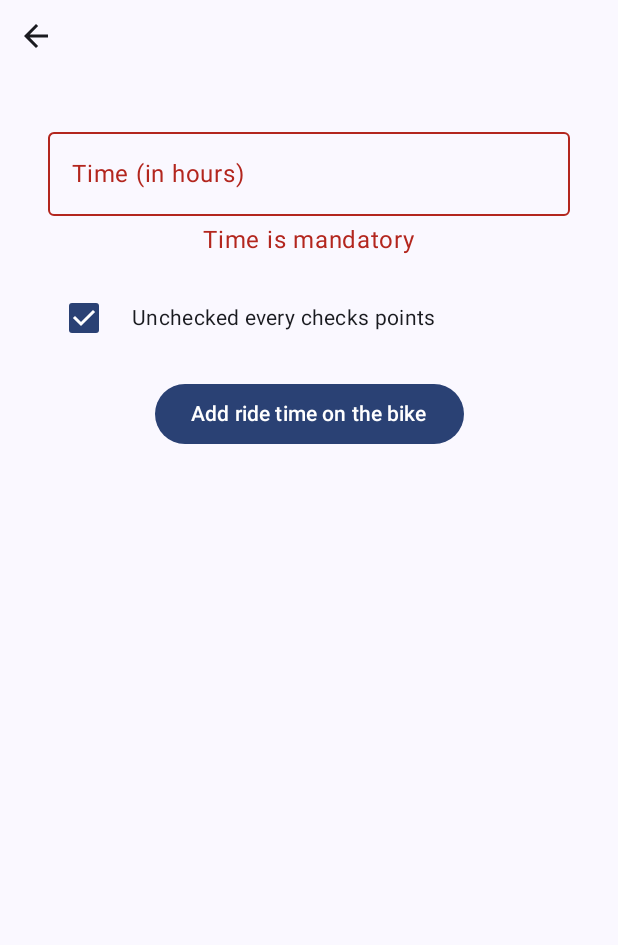
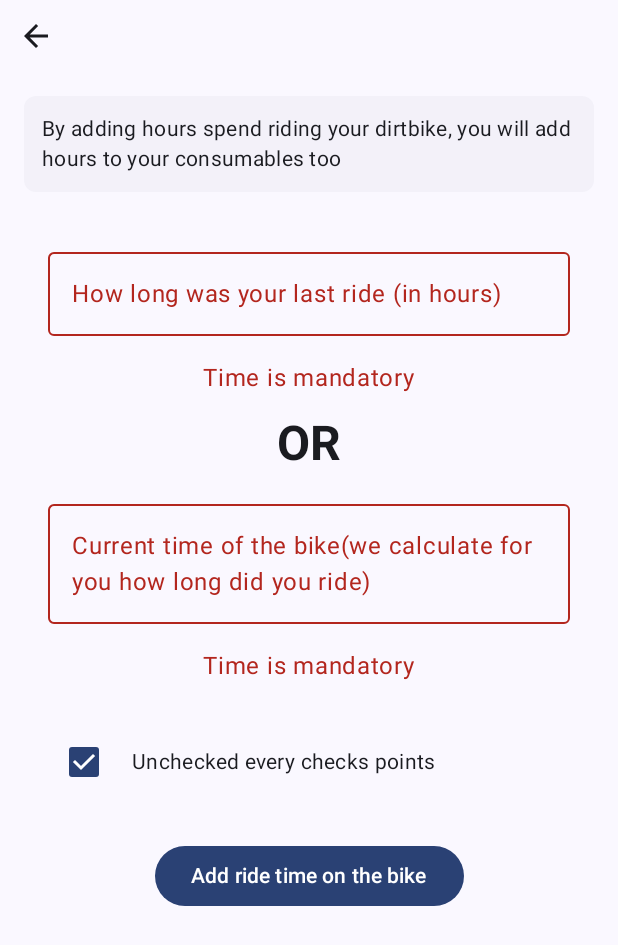
Before and after one commit to Z3nk/Motorcycle-Manager, an Android app built with Jetpack Compose: the composable AddHourScreen called with empty values, after a tap on "Add ride time on the bike", on a phone screen of 412 x 824 dp. Shown: the top 945 px of the screen. Run offline under Robolectric (Android 15) with nearby library versions, the phone set to English and light mode, and no system bars; our stand-ins replace Dagger/Hilt's generated code, Room's generated code; libraries missing offline, so code that uses them is left out: androidx.hilt.lifecycle.

Commit message:
feat(addHour): we can now define hour of the bike and we calculate hour riding for user

```diff
--- a/app/src/main/java/fr/zunkit/motorcyclemanager/presentation/addconsumable/screens/AddOrUpdateConsumableStateScreen.kt
+++ b/app/src/main/java/fr/zunkit/motorcyclemanager/presentation/addconsumable/screens/AddOrUpdateConsumableStateScreen.kt
@@ -100,7 +100,7 @@ fun AddOrUpdateConsumableStateScreen(
                         time = it
                     }
                 },
-                label = { Text(stringResource(R.string.time_in_hour)) },
+                label = { Text(stringResource(R.string.timelife_of_consumable)) },
                 keyboardOptions = KeyboardOptions(keyboardType = KeyboardType.Decimal),
                 modifier = Modifier.fillMaxWidth(),
                 isError = errorMessage != null
@@ -139,7 +139,7 @@ fun AddOrUpdateConsumableStateScreen(
                     }
                     val fTime = time.replace(",", ".").toFloatOrNull()
                     if (fTime == null || fTime <= 0) {
-                        errorMessage = context.getString(R.string.time_should_be_above_0)
+                        errorMessage = context.getString(R.string.lifetime_should_be_above_0)
                         return@Button
                     }
 
--- a/app/src/main/java/fr/zunkit/motorcyclemanager/presentation/addhour/AddHourScreen.kt
+++ b/app/src/main/java/fr/zunkit/motorcyclemanager/presentation/addhour/AddHourScreen.kt
@@ -18,7 +18,8 @@ import fr.zunkit.motorcyclemanager.presentation.addhour.screens.AddHourStateScre
 sealed class AddHourScreenUiState {
 
     data class AddHourScreenState(
-        val loading: Boolean
+        val loading: Boolean,
+        val currentBikeTime: Float
     ) : AddHourScreenUiState()
 
     object LoadingState : AddHourScreenUiState()
@@ -41,6 +42,7 @@ fun AddHourScreen(
     ) {
         when (uiState) {
             is AddHourScreenUiState.AddHourScreenState -> AddHourStateScreen(
+                (uiState as AddHourScreenUiState.AddHourScreenState).currentBikeTime,
                 onNewHour = { addHour ->
                     viewModel.onNewHour(addHour) {
                         goBackToBikeDetail()
--- a/app/src/main/java/fr/zunkit/motorcyclemanager/presentation/addhour/AddHourViewModel.kt
+++ b/app/src/main/java/fr/zunkit/motorcyclemanager/presentation/addhour/AddHourViewModel.kt
@@ -6,6 +6,8 @@ import fr.zunkit.motorcyclemanager.domain.bikes.AddHourToBikeUseCase
 import fr.zunkit.motorcyclemanager.models.Resource
 import fr.zunkit.motorcyclemanager.presentation.addhour.models.AddHour
 import dagger.hilt.android.lifecycle.HiltViewModel
+import fr.zunkit.motorcyclemanager.domain.bikes.GetBikeUseCase
+import fr.zunkit.motorcyclemanager.domain.bikes.models.BikeWithConsumablesAndChecksDomain
 import kotlinx.coroutines.Dispatchers
 import kotlinx.coroutines.flow.MutableStateFlow
 import kotlinx.coroutines.flow.SharingStarted
@@ -19,19 +21,24 @@ import kotlinx.coroutines.launch
 import javax.inject.Inject
 
 @HiltViewModel
-class AddHourViewModel @Inject constructor(private val addHourUseCase: AddHourToBikeUseCase) :
+class AddHourViewModel @Inject constructor(
+    private val addHourUseCase: AddHourToBikeUseCase,
+    private val getBikeUseCase: GetBikeUseCase
+) :
     ViewModel() {
     private val loading = MutableStateFlow(false)
     private val mBikeId = MutableStateFlow<Long?>(null)
+    private val bikeWithConsumablesAndChecksDomain =
+        MutableStateFlow<BikeWithConsumablesAndChecksDomain?>(null)
 
     val uiState: StateFlow<AddHourScreenUiState> = combine(
         loading,
-        MutableStateFlow(Unit)
-    ) { mLoading, i2 ->
+        bikeWithConsumablesAndChecksDomain
+    ) { mLoading, mBikeWithConsumablesAndChecksDomain ->
         if (mLoading) {
             AddHourScreenUiState.LoadingState
         } else {
-            AddHourScreenUiState.AddHourScreenState(mLoading)
+            AddHourScreenUiState.AddHourScreenState(loading = mLoading, currentBikeTime = mBikeWithConsumablesAndChecksDomain?.bike?.time?:0.0f)
         }
 
     }.flowOn(Dispatchers.Main).stateIn(
@@ -42,6 +49,22 @@ class AddHourViewModel @Inject constructor(private val addHourUseCase: AddHourTo
 
     fun initScreen(bikeId: Long) {
         mBikeId.update { bikeId }
+        refreshBikeWith(bikeId)
+    }
+
+    private fun refreshBikeWith(bikeId: Long) {
+        viewModelScope.launch(Dispatchers.Main) {
+            getBikeUseCase(bikeId).collectLatest { res ->
+                when (res) {
+                    is Resource.Error<*> -> {}
+                    is Resource.Loading<*> -> {}
+                    is Resource.Success<*> -> {
+                        bikeWithConsumablesAndChecksDomain.update { res.data }
+                    }
+                }
+            }
+
+        }
     }
 
     fun onNewHour(addHour: AddHour, onSuccess: () -> Unit) {
--- a/app/src/main/java/fr/zunkit/motorcyclemanager/presentation/addhour/models/AddCheck.kt
+++ b/app/src/main/java/fr/zunkit/motorcyclemanager/presentation/addhour/models/AddCheck.kt
@@ -1,3 +1,3 @@
 package fr.zunkit.motorcyclemanager.presentation.addhour.models
 
-data class AddHour (val hour: Float, val resetChecks: Boolean = true)
+data class AddHour (val hour: Float, val resetChecks: Boolean = true, val isTimeRidingBike: Boolean)
--- a/app/src/main/java/fr/zunkit/motorcyclemanager/presentation/addhour/screens/AddHourStateScreen.kt
+++ b/app/src/main/java/fr/zunkit/motorcyclemanager/presentation/addhour/screens/AddHourStateScreen.kt
@@ -1,12 +1,16 @@
 package fr.zunkit.motorcyclemanager.presentation.addhour.screens;
 
+import androidx.compose.foundation.background
 import androidx.compose.foundation.layout.Arrangement
+import androidx.compose.foundation.layout.Box
 import androidx.compose.foundation.layout.Column
 import androidx.compose.foundation.layout.Row
 import androidx.compose.foundation.layout.Spacer
 import androidx.compose.foundation.layout.fillMaxWidth
+import androidx.compose.foundation.layout.height
 import androidx.compose.foundation.layout.padding
 import androidx.compose.foundation.layout.width
+import androidx.compose.foundation.shape.RoundedCornerShape
 import androidx.compose.foundation.text.KeyboardOptions
 import androidx.compose.material.icons.Icons
 import androidx.compose.material.icons.automirrored.filled.ArrowBack
@@ -26,13 +30,17 @@ import androidx.compose.ui.Alignment
 import androidx.compose.ui.Modifier
 import androidx.compose.ui.platform.LocalContext
 import androidx.compose.ui.res.stringResource
+import androidx.compose.ui.text.font.FontWeight
 import androidx.compose.ui.text.input.KeyboardType
+import androidx.compose.ui.tooling.preview.Preview
 import androidx.compose.ui.unit.dp
 import fr.zunkit.motorcyclemanager.R
+import fr.zunkit.motorcyclemanager.design.theme.MotorcycleManagerTheme
 import fr.zunkit.motorcyclemanager.presentation.addhour.models.AddHour
 
 @Composable
 fun AddHourStateScreen(
+    currentBikeTime: Float,
     onNewHour: (AddHour) -> Unit,
     onBackClick: () -> Unit
 ) {
@@ -53,6 +61,8 @@ fun AddHourStateScreen(
                 )
             }
         }
+
+
         Column(
             horizontalAlignment = Alignment.CenterHorizontally,
             modifier = Modifier
@@ -60,31 +70,80 @@ fun AddHourStateScreen(
                 .padding(16.dp)
         ) {
 
-            var time by remember { mutableStateOf("") }
-            var errorMessage by remember { mutableStateOf<String?>(null) }
+            var timeRiding by remember { mutableStateOf("") }
+            var timeBike by remember { mutableStateOf("") }
+            var errorTimeRiding by remember { mutableStateOf<String?>(null) }
+            var errorBikeTime by remember { mutableStateOf<String?>(null) }
             var resetChecks by remember { mutableStateOf(true) }
 
+
+            Box(
+                modifier = Modifier
+                    .fillMaxWidth()
+                    .background(
+                        MaterialTheme.colorScheme.surfaceVariant.copy(alpha = 0.3f),
+                        shape = RoundedCornerShape(8.dp)
+                    )
+                    .padding(12.dp)
+            ) {
+                Text(
+                    text = stringResource(R.string.add_hours_examples),
+                    style = MaterialTheme.typography.bodyMedium,
+                    color = MaterialTheme.colorScheme.onSurface
+                )
+            }
+            Spacer(modifier = Modifier.height(16.dp))
             Column(
                 horizontalAlignment = Alignment.CenterHorizontally,
                 modifier = Modifier
                     .fillMaxWidth()
-                    .padding(16.dp)
+                    .padding(16.dp),
+                verticalArrangement = Arrangement.spacedBy(12.dp)
             ) {
-
                 OutlinedTextField(
-                    value = time,
+                    value = timeRiding,
                     onValueChange = {
-                        if (it.isEmpty() || it.matches(Regex("^[0-9]*[.,]?[0-9]*$"))) {
-                            time = it
+                        if (it.isBlank() || it.matches(Regex("^[0-9]*[.,]?[0-9]*$"))) {
+                            timeRiding = it
                         }
                     },
                     label = { Text(stringResource(R.string.time_in_hour)) },
                     keyboardOptions = KeyboardOptions(keyboardType = KeyboardType.Decimal),
                     modifier = Modifier.fillMaxWidth(),
-                    isError = errorMessage != null
+                    isError = errorTimeRiding != null,
+                    enabled = timeBike.isBlank()
                 )
 
-                errorMessage?.let {
+                errorTimeRiding?.let {
+                    Text(
+                        text = it,
+                        color = MaterialTheme.colorScheme.error,
+                        modifier = Modifier.padding(top = 4.dp)
+                    )
+                }
+
+                Text(
+                    text = stringResource(R.string.or),
+                    style = MaterialTheme.typography.headlineLarge,
+                    fontWeight = FontWeight.Bold,
+                    color = MaterialTheme.colorScheme.onSurface
+                )
+
+                OutlinedTextField(
+                    value = timeBike,
+                    onValueChange = {
+                        if (it.isBlank() || it.matches(Regex("^[0-9]*[.,]?[0-9]*$"))) {
+                            timeBike = it
+                        }
+                    },
+                    label = { Text(stringResource(R.string.time_of_the_bike)) },
+                    keyboardOptions = KeyboardOptions(keyboardType = KeyboardType.Decimal),
+                    modifier = Modifier.fillMaxWidth(),
+                    isError = errorBikeTime != null,
+                    enabled = timeRiding.isBlank()
+                )
+
+                errorBikeTime?.let {
                     Text(
                         text = it,
                         color = MaterialTheme.colorScheme.error,
@@ -109,19 +168,53 @@ fun AddHourStateScreen(
                     )
                 }
 
+                if (!timeRiding.isBlank() || !timeBike.isBlank()) {
+                    Text(
+                        text = if (timeRiding.isBlank()) stringResource(
+                            R.string.your_bike_has_X_hours_now,
+                            currentBikeTime,
+                            timeBike,
+                            timeBike.replace(",", ".").toFloatOrNull()?.minus(currentBikeTime)
+                                ?: 0.0f
+                        ) else stringResource(R.string.you_rode_X_hours_last_ride, timeRiding, currentBikeTime),
+                        style = MaterialTheme.typography.bodyMedium,
+                        fontWeight = FontWeight.Bold,
+                        color = MaterialTheme.colorScheme.onSurface
+                    )
+                }
+
                 Button(
                     onClick = {
-                        if (time.isBlank()) {
-                            errorMessage = context.getString(R.string.time_is_mandatory)
+                        if (timeRiding.isBlank() && timeBike.isBlank()) {
+                            errorTimeRiding = context.getString(R.string.time_is_mandatory)
+                            errorBikeTime = context.getString(R.string.time_is_mandatory)
                             return@Button
                         }
-                        val fTime = time.replace(",", ".").toFloatOrNull()
-                        if (fTime == null || fTime <= 0) {
-                            errorMessage = context.getString(R.string.time_should_be_above_0)
-                            return@Button
+                        val fTimeRiding = timeRiding.replace(",", ".").toFloatOrNull()
+                        val fTimeBike = timeBike.replace(",", ".").toFloatOrNull()
+                        if (!timeRiding.isBlank()) {
+                            if (fTimeRiding == null || fTimeRiding <= 0) {
+                                errorTimeRiding = context.getString(R.string.time_should_be_above_0)
+                                return@Button
+                            }
+                            errorTimeRiding = null
+                            onNewHour(AddHour(fTimeRiding, resetChecks, true))
                         }
-                        errorMessage = null
-                        onNewHour(AddHour(fTime, resetChecks))
+                        if (!timeBike.isBlank()) {
+                            if (fTimeBike == null || fTimeBike <= 0) {
+                                errorBikeTime = context.getString(R.string.time_should_be_above_0)
+                                return@Button
+                            }
+
+                            if (fTimeBike < currentBikeTime) {
+                                errorBikeTime =
+                                    context.getString(R.string.new_time_cannot_be_less_than_current)
+                                return@Button
+                            }
+
+                            errorBikeTime = null
+                            onNewHour(AddHour(fTimeBike, resetChecks, false))
+                        }
                     },
                     modifier = Modifier.padding(top = 16.dp)
                 ) {
@@ -131,3 +224,11 @@ fun AddHourStateScreen(
         }
     }
 }
+
+@Preview(showBackground = true)
+@Composable
+fun GreetingPreview() {
+    MotorcycleManagerTheme {
+        AddHourStateScreen(currentBikeTime = 0.0f, onNewHour = { _ -> }, onBackClick = {})
+    }
+}
--- a/app/src/main/java/fr/zunkit/motorcyclemanager/presentation/bikedetails/BikeDetailsViewModel.kt
+++ b/app/src/main/java/fr/zunkit/motorcyclemanager/presentation/bikedetails/BikeDetailsViewModel.kt
@@ -112,11 +112,10 @@ class BikeDetailsViewModel @Inject constructor(
         viewModelScope.launch(Dispatchers.Main) {
             getBikeUseCase(bikeId).collectLatest { res ->
                 when (res) {
-                    is Resource.Error<*> -> loading.update { false }
-                    is Resource.Loading<*> -> loading.update { true }
+                    is Resource.Error<*> -> {}
+                    is Resource.Loading<*> -> {}
                     is Resource.Success<*> -> {
                         bikeWithConsumablesAndChecksDomain.update { res.data }
-                        loading.update { false }
                     }
                 }
             }
--- a/app/src/main/res/values/strings.xml
+++ b/app/src/main/res/values/strings.xml
@@ -6,6 +6,7 @@
     <string name="add_a_dirtbike">Add a dirtbike</string>
     <string name="add_hours">Add time spent on the dirtbike</string>
     <string name="consommables">Consumables</string>
+    <string name="or">OR</string>
     <string name="add_consumable">Add consumable</string>
     <string name="no_consumables">No consumables</string>
     <string name="consumables_examples">A consumable is simply something that has a lifespan on your dirtbike and you want to know how much you\re up to\nExample : oil change, oil filter, pistons, etc. </string>
@@ -17,13 +18,17 @@
     <string name="more_options">More options</string>
     <string name="update">Update</string>
     <string name="delete">Delete</string>
-    <string name="time_in_hour">Time (in hours)</string>
+    <string name="time_in_hour">How long was your last ride (in hours)</string>
+    <string name="timelife_of_consumable">What should be the lifespan in hours of this consumable?</string>
+    <string name="time_of_the_bike">Current time of the bike(we calculate for you how long did you ride)</string>
     <string name="reset_checklist">Unchecked every checks points</string>
     <string name="time_is_mandatory">Time is mandatory</string>
+    <string name="lifetime_should_be_above_0">Lifespan of your consumable should be above 0 hours</string>
     <string name="time_should_be_above_0">Time should be above 0</string>
+    <string name="new_time_cannot_be_less_than_current">You cannot set fewer hours on the hour meter than your bike already has.</string>
     <string name="add_ride_time">Add ride time on the bike</string>
     <string name="name_consumable">Name of the consumable</string>
-    <string name="time_already_spent">Time already spent</string>
+    <string name="time_already_spent">Hours already spent</string>
     <string name="name_is_mandatory">Name is mandatory</string>
     <string name="time_should_not_be_negative">Time already spent should not be negative</string>
     <string name="name_checkpoint">Checkpoint name</string>
@@ -35,4 +40,6 @@
     <string name="consumables_number">Number of consumables : %1$d</string>
     <string name="checks_number">Number of checkpoints : %1$d</string>
     <string name="times_number">Dirtbike\'s number of hours : %1$s</string>
+    <string name="your_bike_has_X_hours_now">Your bike has %1$s hours, you define than your bike has now %2$s hours on the hour meter, so we calculate that you rode %3$s hours</string>
+    <string name="you_rode_X_hours_last_ride">You rode %1$s hours on your last ride, we will add them to your bike\'s current %2$s hours as well as your consumables</string>
 </resources>
```
Also changed, not shown: app/src/main/java/fr/zunkit/motorcyclemanager/domain/bikes/AddHourToBikeUseCase.kt (+7 -2 lines), app/src/main/java/fr/zunkit/motorcyclemanager/domain/bikes/models/BikeWithConsumablesAndChecksDomain.kt (+14 -2 lines), 1 other file.
